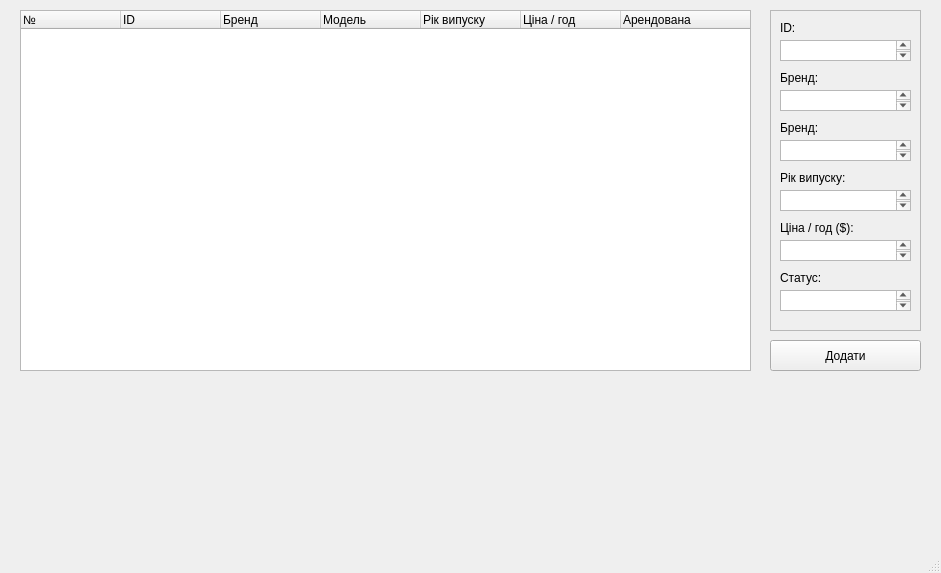
Above: menu.ui from NeoSakamoto/Course-project-analyse-and-datastrctures before the change. Below: the same form after it.
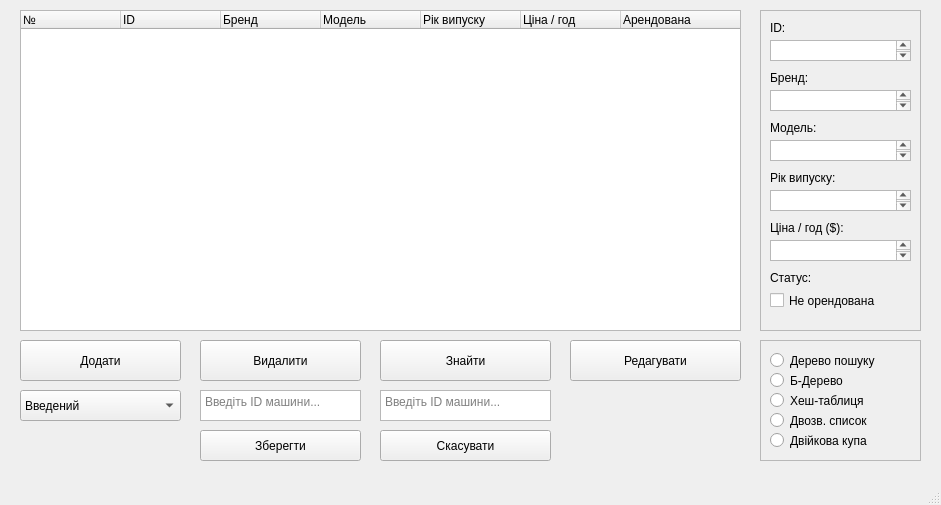
That is the form after the change.

The edit to the form file:
```diff
--- a/menu.ui
+++ b/menu.ui
@@ -7,7 +7,7 @@
     <x>0</x>
     <y>0</y>
     <width>941</width>
-    <height>573</height>
+    <height>505</height>
    </rect>
   </property>
   <property name="windowTitle">
@@ -19,8 +19,8 @@
      <rect>
       <x>20</x>
       <y>10</y>
-      <width>731</width>
-      <height>361</height>
+      <width>721</width>
+      <height>321</height>
      </rect>
     </property>
     <column>
@@ -60,11 +60,14 @@
     </column>
    </widget>
    <widget class="QFrame" name="frame">
+    <property name="enabled">
+     <bool>true</bool>
+    </property>
     <property name="geometry">
      <rect>
-      <x>770</x>
+      <x>760</x>
       <y>10</y>
-      <width>151</width>
+      <width>161</width>
       <height>321</height>
      </rect>
     </property>
@@ -92,7 +95,7 @@
       <rect>
        <x>10</x>
        <y>30</y>
-       <width>131</width>
+       <width>141</width>
        <height>21</height>
       </rect>
      </property>
@@ -115,7 +118,7 @@
       <rect>
        <x>10</x>
        <y>80</y>
-       <width>131</width>
+       <width>141</width>
        <height>21</height>
       </rect>
      </property>
@@ -125,7 +128,7 @@
       <rect>
        <x>10</x>
        <y>130</y>
-       <width>131</width>
+       <width>141</width>
        <height>21</height>
       </rect>
      </property>
@@ -140,7 +143,7 @@
       </rect>
      </property>
      <property name="text">
-      <string>Бренд:</string>
+      <string>Модель:</string>
      </property>
     </widget>
     <widget class="QTextEdit" name="textEdit_4">
@@ -148,7 +151,7 @@
       <rect>
        <x>10</x>
        <y>180</y>
-       <width>131</width>
+       <width>141</width>
        <height>21</height>
       </rect>
      </property>
@@ -184,7 +187,7 @@
       <rect>
        <x>10</x>
        <y>230</y>
-       <width>131</width>
+       <width>141</width>
        <height>21</height>
       </rect>
      </property>
@@ -202,30 +205,238 @@
       <string>Статус:</string>
      </property>
     </widget>
-    <widget class="QTextEdit" name="textEdit_6">
+    <widget class="QCheckBox" name="checkBox">
      <property name="geometry">
       <rect>
        <x>10</x>
        <y>280</y>
-       <width>131</width>
+       <width>141</width>
        <height>21</height>
       </rect>
      </property>
+     <property name="text">
+      <string>Не орендована</string>
+     </property>
     </widget>
    </widget>
    <widget class="QPushButton" name="pushButton">
     <property name="geometry">
      <rect>
-      <x>770</x>
+      <x>20</x>
       <y>340</y>
-      <width>151</width>
-      <height>31</height>
+      <width>161</width>
+      <height>41</height>
      </rect>
     </property>
     <property name="text">
      <string>Додати</string>
     </property>
    </widget>
+   <widget class="QFrame" name="frame_2">
+    <property name="geometry">
+     <rect>
+      <x>760</x>
+      <y>340</y>
+      <width>161</width>
+      <height>121</height>
+     </rect>
+    </property>
+    <property name="frameShape">
+     <enum>QFrame::Shape::StyledPanel</enum>
+    </property>
+    <property name="frameShadow">
+     <enum>QFrame::Shadow::Raised</enum>
+    </property>
+    <widget class="QRadioButton" name="radioButton">
+     <property name="geometry">
+      <rect>
+       <x>10</x>
+       <y>10</y>
+       <width>131</width>
+       <height>21</height>
+      </rect>
+     </property>
+     <property name="text">
+      <string>Дерево пошуку</string>
+     </property>
+    </widget>
+    <widget class="QRadioButton" name="radioButton_2">
+     <property name="geometry">
+      <rect>
+       <x>10</x>
+       <y>30</y>
+       <width>121</width>
+       <height>21</height>
+      </rect>
+     </property>
+     <property name="text">
+      <string>Б-Дерево</string>
+     </property>
+    </widget>
+    <widget class="QRadioButton" name="radioButton_3">
+     <property name="geometry">
+      <rect>
+       <x>10</x>
+       <y>50</y>
+       <width>121</width>
+       <height>21</height>
+      </rect>
+     </property>
+     <property name="text">
+      <string>Хеш-таблиця</string>
+     </property>
+    </widget>
+    <widget class="QRadioButton" name="radioButton_4">
+     <property name="geometry">
+      <rect>
+       <x>10</x>
+       <y>70</y>
+       <width>131</width>
+       <height>21</height>
+      </rect>
+     </property>
+     <property name="text">
+      <string>Двозв. список</string>
+     </property>
+    </widget>
+    <widget class="QRadioButton" name="radioButton_5">
+     <property name="geometry">
+      <rect>
+       <x>10</x>
+       <y>90</y>
+       <width>121</width>
+       <height>21</height>
+      </rect>
+     </property>
+     <property name="text">
+      <string>Двійкова купа</string>
+     </property>
+    </widget>
+   </widget>
+   <widget class="QComboBox" name="comboBox">
+    <property name="geometry">
+     <rect>
+      <x>20</x>
+      <y>390</y>
+      <width>161</width>
+      <height>31</height>
+     </rect>
+    </property>
+    <item>
+     <property name="text">
+      <string>Введений</string>
+     </property>
+    </item>
+    <item>
+     <property name="text">
+      <string>100 елементів</string>
+     </property>
+    </item>
+    <item>
+     <property name="text">
+      <string>1000 елементів</string>
+     </property>
+    </item>
+    <item>
+     <property name="text">
+      <string>5000 елементів</string>
+     </property>
+    </item>
+   </widget>
+   <widget class="QPushButton" name="pushButton_2">
+    <property name="geometry">
+     <rect>
+      <x>200</x>
+      <y>340</y>
+      <width>161</width>
+      <height>41</height>
+     </rect>
+    </property>
+    <property name="text">
+     <string>Видалити</string>
+    </property>
+   </widget>
+   <widget class="QPushButton" name="pushButton_3">
+    <property name="geometry">
+     <rect>
+      <x>380</x>
+      <y>340</y>
+      <width>171</width>
+      <height>41</height>
+     </rect>
+    </property>
+    <property name="text">
+     <string>Знайти</string>
+    </property>
+   </widget>
+   <widget class="QTextEdit" name="textEdit_7">
+    <property name="geometry">
+     <rect>
+      <x>380</x>
+      <y>390</y>
+      <width>171</width>
+      <height>31</height>
+     </rect>
+    </property>
+    <property name="placeholderText">
+     <string>Введіть ID машини...</string>
+    </property>
+   </widget>
+   <widget class="QPushButton" name="pushButton_4">
+    <property name="geometry">
+     <rect>
+      <x>570</x>
+      <y>340</y>
+      <width>171</width>
+      <height>41</height>
+     </rect>
+    </property>
+    <property name="text">
+     <string>Редагувати</string>
+    </property>
+   </widget>
+   <widget class="QPushButton" name="pushButton_5">
+    <property name="geometry">
+     <rect>
+      <x>200</x>
+      <y>430</y>
+      <width>161</width>
+      <height>31</height>
+     </rect>
+    </property>
+    <property name="text">
+     <string>Зберегти</string>
+    </property>
+    <property name="flat">
+     <bool>false</bool>
+    </property>
+   </widget>
+   <widget class="QPushButton" name="pushButton_6">
+    <property name="geometry">
+     <rect>
+      <x>380</x>
+      <y>430</y>
+      <width>171</width>
+      <height>31</height>
+     </rect>
+    </property>
+    <property name="text">
+     <string>Скасувати</string>
+    </property>
+   </widget>
+   <widget class="QTextEdit" name="textEdit_8">
+    <property name="geometry">
+     <rect>
+      <x>200</x>
+      <y>390</y>
+      <width>161</width>
+      <height>31</height>
+     </rect>
+    </property>
+    <property name="placeholderText">
+     <string>Введіть ID машини...</string>
+    </property>
+   </widget>
   </widget>
   <widget class="QMenuBar" name="menubar">
    <property name="geometry">
```
